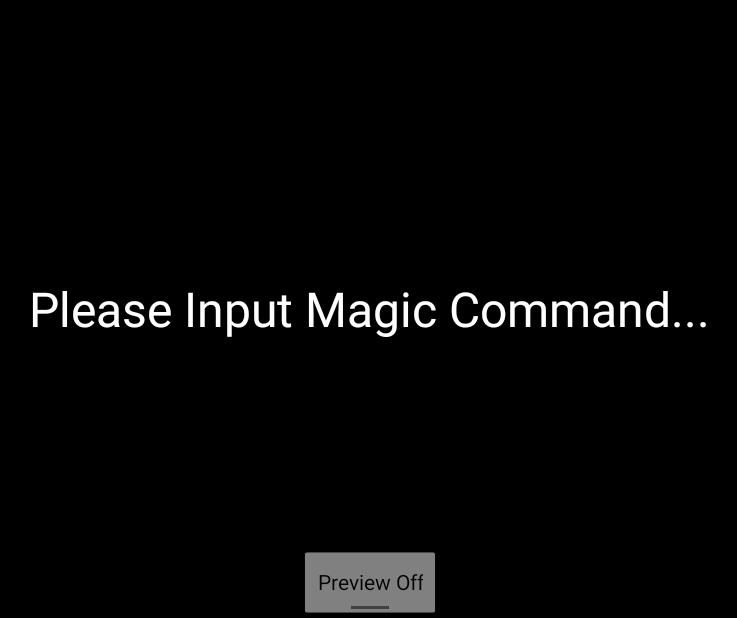
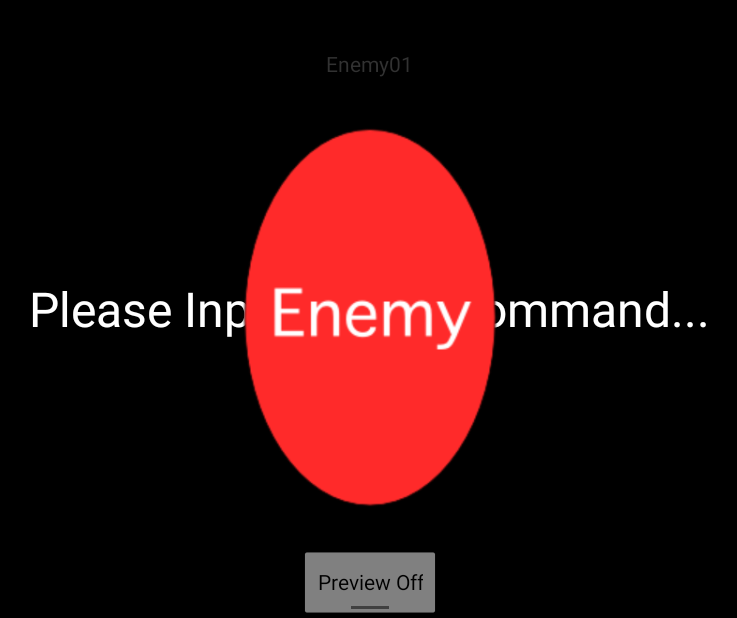
Before and after one commit to egglang/Megusurin, an Android app: the screen it shows after launch (MegusurinActivity), on a phone screen of 824 x 412 dp (held sideways). Shown: the whole screen, without its empty margins (248-985 px from the left). Run offline under Robolectric (Android 15) with nearby library versions, the light colour scheme and no system bars; 2 statements that could not run were skipped.

Commit message:
Added Enemy view

```diff
--- /dev/null
+++ b/mobile/src/main/java/ma10/megusurin/EnemyViewFragment.java
@@ -0,0 +1,156 @@
+package ma10.megusurin;
+
+import android.app.Activity;
+import android.graphics.Color;
+import android.os.Bundle;
+import android.app.Fragment;
+import android.view.LayoutInflater;
+import android.view.View;
+import android.view.ViewGroup;
+import android.widget.ImageView;
+import android.widget.TextView;
+
+import android.os.Handler;
+
+/**
+ * Enemy View Fragment
+ */
+public class EnemyViewFragment extends Fragment {
+
+    public interface OnEnemyEventListener {
+        void onEnemyDied();
+
+        void onEnemyDamaged();
+
+        void onEnemyAttacked();
+    }
+
+    private OnEnemyEventListener mListener;
+
+    /** Enemy Type */
+    private static final String ARG_ENEMY_TYPE = "enemy_type";
+
+    /** Preview Mode */
+    private static final String ARG_PREVIEW_MOVE = "preview_mode";
+
+    private int mEnemyType;
+
+    private boolean mPreviewMode;
+
+    public static EnemyViewFragment newInstance(int enemyType, boolean previewMode) {
+        EnemyViewFragment fragment = new EnemyViewFragment();
+
+        Bundle args = new Bundle();
+        args.putInt(ARG_ENEMY_TYPE, enemyType);
+        args.putBoolean(ARG_PREVIEW_MOVE, previewMode);
+        fragment.setArguments(args);
+
+        return fragment;
+    }
+
+    public EnemyViewFragment() {
+        // Required empty public constructor
+    }
+
+    @Override
+    public void onCreate(Bundle savedInstanceState) {
+        super.onCreate(savedInstanceState);
+
+        if (getArguments() != null) {
+            mEnemyType = getArguments().getInt(ARG_ENEMY_TYPE);
+            mPreviewMode = getArguments().getBoolean(ARG_PREVIEW_MOVE);
+        }
+
+        mHandler = new Handler();
+    }
+
+
+    @Override
+    public void onAttach(Activity activity) {
+        super.onAttach(activity);
+        try {
+            mListener = (OnEnemyEventListener) activity;
+        } catch (ClassCastException e) {
+            throw new ClassCastException(activity.toString()
+                    + " must implement OnEnemyEventListener");
+        }
+    }
+
+    @Override
+    public void onDetach() {
+        super.onDetach();
+        mListener = null;
+    }
+
+    private Handler mHandler;
+
+    private ImageView mImageEnemy;
+
+    private TextView mTextEnemyName;
+
+    @Override
+    public View onCreateView(LayoutInflater inflater, ViewGroup container,
+                             Bundle savedInstanceState) {
+        // Inflate the layout for this fragment
+        View v = inflater.inflate(R.layout.fragment_enemy_view, container, false);
+
+        mImageEnemy = (ImageView) v.findViewById(R.id.enemy_image);
+        mTextEnemyName = (TextView) v.findViewById(R.id.enemy_text_name);
+
+        setupEnemy();
+
+        return v;
+    }
+
+    private void setupEnemy() {
+        // TODO: check enemy type
+        mImageEnemy.setImageResource(R.drawable.enemy);
+        mTextEnemyName.setText("Enemy01");
+    }
+
+    public void onEnemyDamaged() {
+        mHandler.post(mDamagedEffect);
+    }
+
+    private void showDamagedEffect() {
+        mImageEnemy.setColorFilter(Color.WHITE);
+    }
+
+    private void clearDamagedEffect() {
+        mImageEnemy.clearColorFilter();
+    }
+
+    private final Runnable mDamagedEffect = new Runnable() {
+        @Override
+        public void run() {
+            int delay = 200;
+            for (int i=0; i < 4; i++) {
+                if ((i % 2) == 0) {
+                    mHandler.postDelayed(new Runnable() {
+                        @Override
+                        public void run() {
+                            showDamagedEffect();
+                        }
+                    }, delay);
+                } else {
+                    mHandler.postDelayed(new Runnable() {
+                        @Override
+                        public void run() {
+                            clearDamagedEffect();
+                        }
+                    }, delay);
+                }
+                delay += 200;
+            }
+
+            mHandler.postDelayed(new Runnable() {
+                @Override
+                public void run() {
+                    if (mListener != null) {
+                        mListener.onEnemyDamaged();
+                    }
+                }
+            }, delay);
+        }
+    };
+}
--- a/mobile/src/main/java/ma10/megusurin/MagicViewFragment.java
+++ b/mobile/src/main/java/ma10/megusurin/MagicViewFragment.java
@@ -20,7 +20,7 @@ import java.util.Random;
 public class MagicViewFragment extends Fragment {
 
     public interface OnMagicEffectListener {
-        void onFinished();
+        void onFinishedMagic();
     }
 
     private OnMagicEffectListener mListener;
@@ -157,7 +157,7 @@ public class MagicViewFragment extends Fragment {
                     @Override
                     public void run() {
                         if (mListener != null) {
-                            mListener.onFinished();
+                            mListener.onFinishedMagic();
                         }
                     }
                 }, 500);
--- a/mobile/src/main/java/ma10/megusurin/MegusurinActivity.java
+++ b/mobile/src/main/java/ma10/megusurin/MegusurinActivity.java
@@ -31,7 +31,7 @@ import java.util.HashSet;
 
 public class MegusurinActivity extends Activity implements GoogleApiClient.ConnectionCallbacks,
         GoogleApiClient.OnConnectionFailedListener, DataApi.DataListener, MessageApi.MessageListener,
-        NodeApi.NodeListener, MagicViewFragment.OnMagicEffectListener {
+        NodeApi.NodeListener, MagicViewFragment.OnMagicEffectListener, EnemyViewFragment.OnEnemyEventListener {
 
 
     private static final String TAG = "Megusurin";
@@ -42,6 +42,7 @@ public class MegusurinActivity extends Activity implements GoogleApiClient.Conne
 
     private static final String MAGIC_FRAGMENT_TAG = "MAGIC_VIEW";
     private static final String CAMERA_FRAGMENT_TAG = "CAMERA_VIEW";
+    private static final String ENEMY_FRAGMENT_TAG = "ENEMY_VIEW";
 
     private GoogleApiClient mGoogleApiClient;
 
@@ -52,6 +53,8 @@ public class MegusurinActivity extends Activity implements GoogleApiClient.Conne
     private boolean mPreviewMode;
 
     private ViewGroup mBackGround;
+
+    private EnemyViewFragment mEnemyView;
 
     @Override
     protected void onCreate(Bundle savedInstanceState) {
@@ -70,6 +73,8 @@ public class MegusurinActivity extends Activity implements GoogleApiClient.Conne
 
         mTogglePreview = (ToggleButton) findViewById(R.id.preview_toggle);
         mTogglePreview.setOnCheckedChangeListener(mOnPreviewToggleChangedListener);
+
+        showEnemyView();
     }
 
     @Override
@@ -148,10 +153,17 @@ public class MegusurinActivity extends Activity implements GoogleApiClient.Conne
     }
 
     @Override
-    public void onFinished() {
+    public void onFinishedMagic() {
         mTextInputCommand.setVisibility(View.VISIBLE);
         mTogglePreview.setVisibility(View.VISIBLE);
         removeTargetFragment(MAGIC_FRAGMENT_TAG);
+
+        mEnemyView.onEnemyDamaged();
+    }
+
+    private void showEnemyView() {
+        mEnemyView = EnemyViewFragment.newInstance(0, true);
+        showTargetFragment(mEnemyView, R.id.enemy_view_holder, ENEMY_FRAGMENT_TAG);
     }
 
     private CompoundButton.OnCheckedChangeListener mOnPreviewToggleChangedListener
@@ -236,6 +248,21 @@ public class MegusurinActivity extends Activity implements GoogleApiClient.Conne
         return results;
     }
 
+    @Override
+    public void onEnemyDied() {
+
+    }
+
+    @Override
+    public void onEnemyDamaged() {
+
+    }
+
+    @Override
+    public void onEnemyAttacked() {
+
+    }
+
     private class Task extends AsyncTask<Void, Void, Void> {
 
         private final String path;
--- a/mobile/src/main/res/layout/activity_megusurin.xml
+++ b/mobile/src/main/res/layout/activity_megusurin.xml
@@ -29,6 +29,12 @@
         android:textSize="32sp"/>
 
     <FrameLayout
+        android:id="@+id/enemy_view_holder"
+        android:layout_width="match_parent"
+        android:layout_height="match_parent"
+        android:background="@android:color/transparent"/>
+
+    <FrameLayout
         android:id="@+id/content_holder"
         android:layout_width="match_parent"
         android:layout_height="match_parent"
--- /dev/null
+++ b/mobile/src/main/res/layout/fragment_enemy_view.xml
@@ -0,0 +1,24 @@
+<RelativeLayout xmlns:android="http://schemas.android.com/apk/res/android"
+    xmlns:tools="http://schemas.android.com/tools"
+    android:layout_width="match_parent"
+    android:layout_height="match_parent"
+    android:background="@android:color/transparent"
+    tools:context="ma10.megusurin.EnemyViewFragment">
+
+    <ImageView
+        android:id="@+id/enemy_image"
+        android:layout_width="300dp"
+        android:layout_height="300dp"
+        android:scaleType="fitCenter"
+        android:layout_alignParentBottom="true"
+        android:layout_centerHorizontal="true"
+        android:layout_marginBottom="60dp"/>
+
+    <TextView
+        android:id="@+id/enemy_text_name"
+        android:layout_width="wrap_content"
+        android:layout_height="wrap_content"
+        android:layout_centerHorizontal="true"
+        android:layout_above="@+id/enemy_image"/>
+
+</RelativeLayout>
```
Also changed, not shown: mobile/src/main/res/drawable/enemy.png (added).
